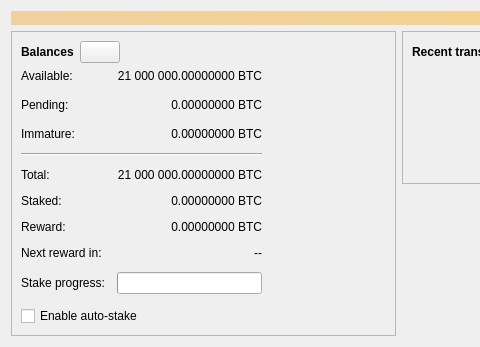
bitgold7/bitcoin, file src/qt/forms/overviewpage.ui: the form before one commit; both pictures show x 0 to 480 and y 0 to 347 of the 798 by 347 pixel window.
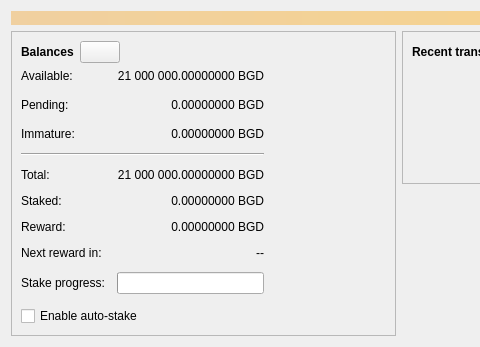
The form after the commit. Icons and pictures are not drawn. Custom widgets are drawn as their Qt base class.

Patch:
```diff
--- a/src/qt/forms/overviewpage.ui
+++ b/src/qt/forms/overviewpage.ui
@@ -120,7 +120,7 @@
                <string>Total of transactions that have yet to be confirmed, and do not yet count toward the spendable balance</string>
               </property>
               <property name="text">
-               <string notr="true">0.00000000 BTC</string>
+               <string notr="true">0.00000000 BGD</string>
               </property>
               <property name="alignment">
                <set>Qt::AlignRight|Qt::AlignTrailing|Qt::AlignVCenter</set>
@@ -153,7 +153,7 @@
                <string>Mined balance that has not yet matured</string>
               </property>
               <property name="text">
-               <string notr="true">0.00000000 BTC</string>
+               <string notr="true">0.00000000 BGD</string>
               </property>
               <property name="alignment">
                <set>Qt::AlignRight|Qt::AlignTrailing|Qt::AlignVCenter</set>
@@ -192,7 +192,7 @@
                <string>Your current total balance</string>
               </property>
               <property name="text">
-               <string notr="true">21 000 000.00000000 BTC</string>
+               <string notr="true">21 000 000.00000000 BGD</string>
               </property>
               <property name="alignment">
                <set>Qt::AlignRight|Qt::AlignTrailing|Qt::AlignVCenter</set>
@@ -212,7 +212,7 @@
             <item row="5" column="1">
              <widget class="QLabel" name="labelStaked">
               <property name="text">
-               <string notr="true">0.00000000 BTC</string>
+               <string notr="true">0.00000000 BGD</string>
               </property>
               <property name="alignment">
                <set>Qt::AlignRight|Qt::AlignTrailing|Qt::AlignVCenter</set>
@@ -229,7 +229,7 @@
             <item row="6" column="1">
              <widget class="QLabel" name="labelReward">
               <property name="text">
-               <string notr="true">0.00000000 BTC</string>
+               <string notr="true">0.00000000 BGD</string>
               </property>
               <property name="alignment">
                <set>Qt::AlignRight|Qt::AlignTrailing|Qt::AlignVCenter</set>
@@ -293,7 +293,7 @@
                <string>Your current spendable balance</string>
               </property>
               <property name="text">
-               <string notr="true">21 000 000.00000000 BTC</string>
+               <string notr="true">21 000 000.00000000 BGD</string>
               </property>
               <property name="alignment">
                <set>Qt::AlignRight|Qt::AlignTrailing|Qt::AlignVCenter</set>
```
